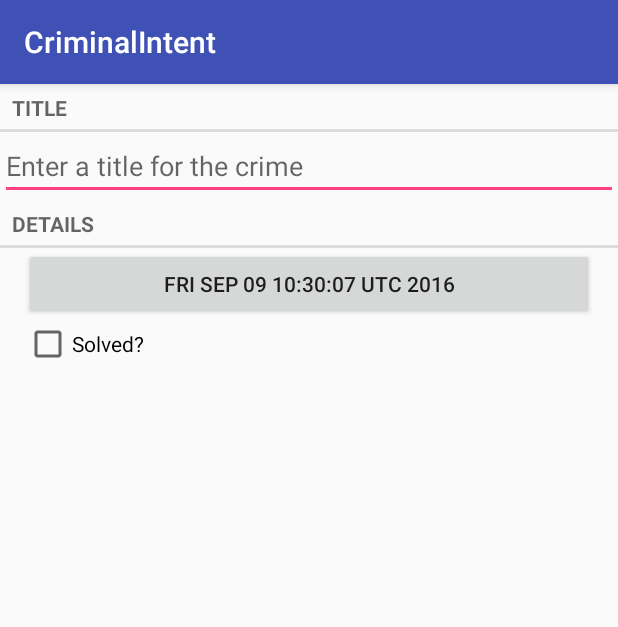
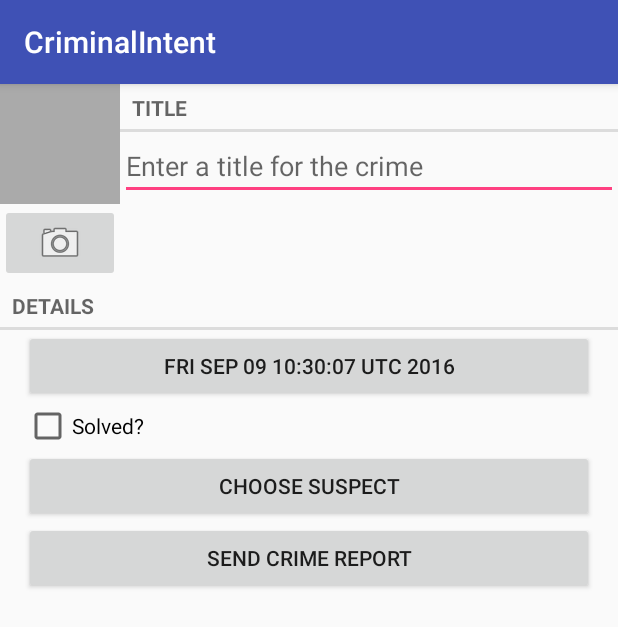
Before and after one commit to SonalJha/CriminalIntentNew, an Android app: the CrimeFragment screen opened directly, with no data from a screen before it, on a phone screen of 412 x 824 dp. Shown: the top 627 px of the screen. Run offline under Robolectric (Android 15) with nearby library versions, the phone set to English and light mode, and no system bars.

Commit message:
Checking commit

```diff
--- a/src/main/res/layout/fragment_crime.xml
+++ b/src/main/res/layout/fragment_crime.xml
@@ -2,28 +2,70 @@
 <LinearLayout xmlns:android="http://schemas.android.com/apk/res/android"
               android:orientation="vertical"
               android:layout_width="match_parent"
-              android:layout_height="match_parent">
+              android:layout_height="match_parent"
+    >
+
+    <LinearLayout
+        android:layout_width="match_parent"
+        android:layout_height="wrap_content"
+        android:orientation="horizontal">
+
+        <LinearLayout
+            android:layout_width="wrap_content"
+            android:layout_height="wrap_content"
+            android:orientation="vertical">
+
+            <ImageView
+                android:layout_width="80dp"
+                android:layout_height="80dp"
+                android:id="@+id/crime_imageView"
+                android:scaleType="centerInside"
+                android:background="@android:color/darker_gray"
+                android:cropToPadding="true"/>
+
+            <ImageButton
+                android:id="@+id/crime_imageButton"
+                android:layout_width="match_parent"
+                android:layout_height="wrap_content"
+                android:src="@android:drawable/ic_menu_camera"/>
+
+        </LinearLayout>
+
+        <LinearLayout
+            android:layout_width="wrap_content"
+            android:layout_height="wrap_content"
+            android:orientation="vertical"
+            android:layout_weight="1">
+
             <TextView
                 android:layout_width="match_parent"
                 android:layout_height="wrap_content"
                 android:text="@string/crime_title_label"
                 style="?android:listSeparatorTextViewStyle"/>
+
             <EditText
                 android:id="@+id/crime_title"
                 android:layout_width="match_parent"
                 android:layout_height="wrap_content"
                 android:hint="@string/crime_title_hint"/>
+        </LinearLayout>
+
+
+    </LinearLayout>
+
     <TextView
         android:layout_width="match_parent"
         android:layout_height="wrap_content"
         android:text="@string/crime_details_label"
         style="?android:listSeparatorTextViewStyle"/>
+
     <Button
         android:id="@+id/crime_date"
         android:layout_width="match_parent"
         android:layout_height="wrap_content"
         android:layout_marginLeft="16dp"
         android:layout_marginRight="16dp"/>
+
     <CheckBox
         android:id="@+id/crime_solved"
         android:layout_width="match_parent"
@@ -32,4 +74,20 @@
         android:layout_marginRight="16dp"
         android:text="@string/crime_solved_label"/>
 
+    <Button
+        android:id="@+id/crime_suspectButton"
+        android:layout_width="match_parent"
+        android:layout_height="wrap_content"
+        android:layout_marginLeft="16dp"
+        android:layout_marginRight="16dp"
+        android:text="@string/crime_suspect_text"/>
+
+    <Button
+        android:id="@+id/crime_reportButton"
+        android:layout_width="match_parent"
+        android:layout_height="wrap_content"
+        android:layout_marginRight="16dp"
+        android:layout_marginLeft="16dp"
+        android:text="@string/crime_report_text"/>
+
 </LinearLayout>
```
Also changed, not shown: src/main/AndroidManifest.xml (+11 -2 lines), src/main/res/layout/fragment_crime_camera.xml (added, +38 -0 lines), src/main/res/values/strings.xml (+10 -0 lines), 1 other file. Lines whose indentation alone changed are shown as unchanged.
